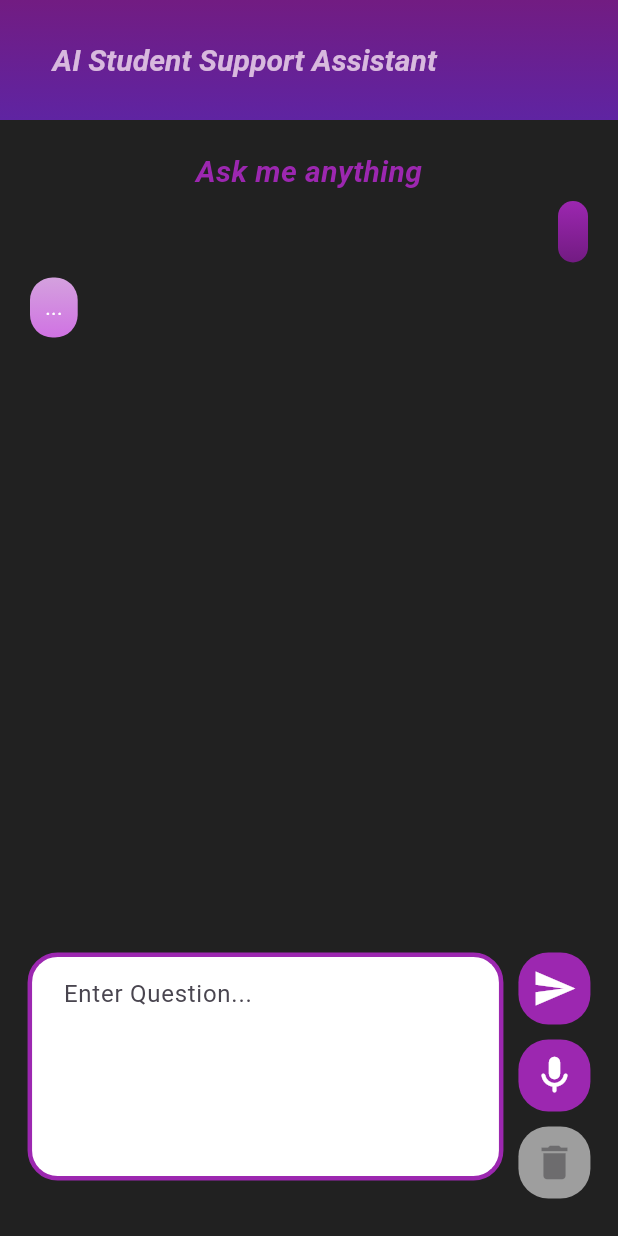
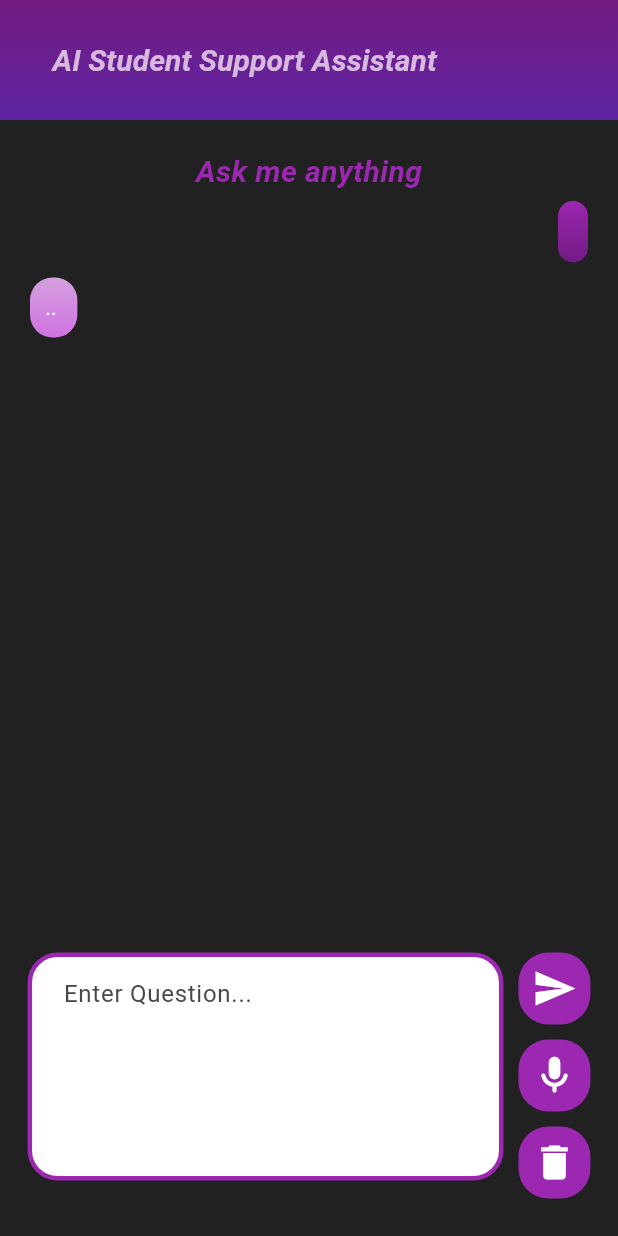
Before and after one commit to susssss23/HackUpc24, a Flutter app: the screen it shows after launch, after a tap on the "send" icon, on a phone screen of 412 x 824 dp. Run offline on Flutter 3.47's test engine with Material 3 defaults, Android fonts, the phone set to English and light mode, and no system bars; our stand-ins replace speech_to_text; network calls fail; Roboto replaces fonts that are missing (Montserrat).

Commit message:
It works Great

```diff
--- a/frontend/lib/presentation/screens/my_home_page.dart
+++ b/frontend/lib/presentation/screens/my_home_page.dart
@@ -19,11 +19,12 @@ class _MyHomePageState extends State<MyHomePage> {
   final SpeechToText _speechToText = SpeechToText();
   bool _speechIsEnabled = false;
   bool _isListeningToUser = false;
-  bool _sentOneMessage = false;
   double _confidence = 1.0;
 
 
   late Timer _timer;
+  late Timer _timer2;
+  int i = 0;
 
    List<String> chatHistory = [];
 
@@ -43,17 +44,22 @@ class _MyHomePageState extends State<MyHomePage> {
       _textValueInQuestionBox = '';
       chatHistory.add("...");
     });
+    _timer2 = Timer.periodic(const Duration(milliseconds: 500), (timer) {
+      i = (i % 3) + 1;
+      setState(() {
+        chatHistory[chatHistory.length-1] = "." * i + " "*(3-i);
+      });
+    });
     _loadResposta();
-
-    }
+  }
 
   Future<void> _loadResposta() async {
     String resultRequest =
         await _controladorPresentacio.sendPost(_textValueInQuestionBox, "english");
-
+    _timer2.cancel();
     setState(() {
+      _timer2.cancel();
       chatHistory[chatHistory.length-1] = resultRequest;
-      _sentOneMessage = true;
     });
   }
 
@@ -93,6 +99,7 @@ class _MyHomePageState extends State<MyHomePage> {
         }
       });
     }
+
 
     /// Manually stop the active speech recognition session
     /// Note that there are also timeouts that each platform enforces and the SpeechToText plugin supports setting timeouts on the listen method.
@@ -195,7 +202,7 @@ class _MyHomePageState extends State<MyHomePage> {
                 _textValueInQuestionBox = '';
                 answerValueInScreen = '';
                 _confidence = 1.0;
-                _sentOneMessage = false;
+                chatHistory = [];
               });
             }),
           ],
@@ -250,14 +257,14 @@ class _MyHomePageState extends State<MyHomePage> {
     return Container(
       decoration: BoxDecoration(
         color: (icon == Icons.mic_rounded && _isListeningToUser) ? Colors.red :
-          (icon == Icons.delete && _textValueInQuestionBox == '') ? Colors.grey : Colors.purple,
+          (icon == Icons.delete && _textValueInQuestionBox == '' && chatHistory.length == 0) ? Colors.grey : Colors.purple,
         borderRadius: BorderRadius.circular(20),
       ),
       child: IconButton(
         icon: Icon(icon),
         color: Colors.white,
         iconSize: 30,
-        onPressed: (icon == Icons.delete && _textValueInQuestionBox == '' && !_sentOneMessage) ? null : onPressed,
+        onPressed: (icon == Icons.delete && _textValueInQuestionBox == '' && chatHistory.length == 0) ? null : onPressed,
         padding: const EdgeInsets.all(9.0),
         splashRadius: 20,
         constraints: const BoxConstraints(),
```
